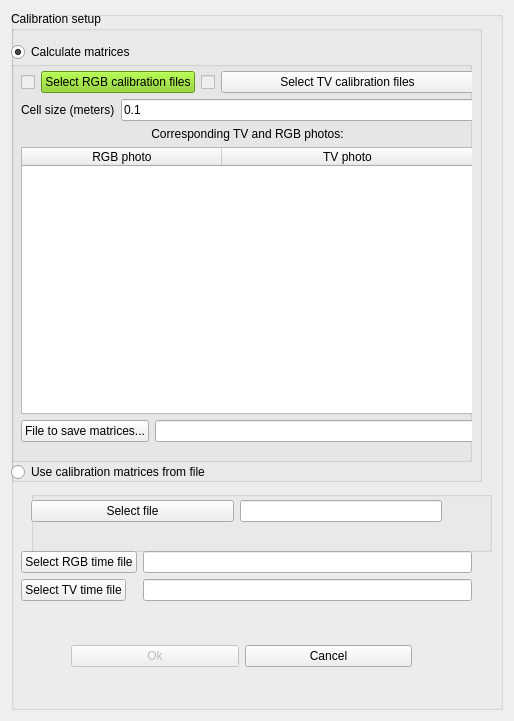
Qt form qt/dialog.ui (Aspirisha/Thermal_vision) before a commit.
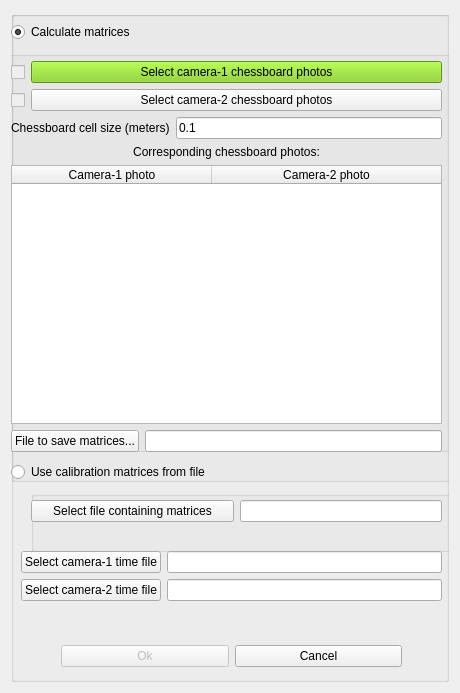
The same form after that commit.

Commit message: better terminology

```diff
--- a/qt/dialog.ui
+++ b/qt/dialog.ui
@@ -6,8 +6,8 @@
    <rect>
     <x>0</x>
     <y>0</y>
-    <width>514</width>
-    <height>721</height>
+    <width>460</width>
+    <height>693</height>
    </rect>
   </property>
   <property name="sizePolicy">
@@ -31,7 +31,7 @@
      <widget class="QWidget" name="horizontalLayoutWidget_2">
       <property name="geometry">
        <rect>
-        <x>60</x>
+        <x>50</x>
         <y>620</y>
         <width>341</width>
         <height>51</height>
@@ -82,13 +82,13 @@
        </size>
       </property>
       <property name="title">
-       <string>Calibration setup</string>
+       <string/>
       </property>
       <widget class="QRadioButton" name="radio_calculate_matrices">
        <property name="geometry">
         <rect>
          <x>0</x>
-         <y>30</y>
+         <y>10</y>
          <width>181</width>
          <height>22</height>
         </rect>
@@ -117,7 +117,7 @@
        <property name="geometry">
         <rect>
          <x>-20</x>
-         <y>50</y>
+         <y>40</y>
          <width>481</width>
          <height>401</height>
         </rect>
@@ -128,16 +128,19 @@
        <widget class="QWidget" name="verticalLayoutWidget">
         <property name="geometry">
          <rect>
-          <x>30</x>
+          <x>20</x>
           <y>10</y>
-          <width>453</width>
-          <height>371</height>
+          <width>431</width>
+          <height>391</height>
          </rect>
         </property>
         <layout class="QVBoxLayout" name="calculate_matrices_opt_layout">
          <item>
-          <layout class="QHBoxLayout" name="horizontalLayout8" stretch="0,1,0,3">
-           <item>
+          <layout class="QHBoxLayout" name="horizontalLayout8" stretch=""/>
+         </item>
+         <item>
+          <layout class="QFormLayout" name="formLayout_6">
+           <item row="0" column="0">
             <widget class="QCheckBox" name="rgb_photos_ok_checkbox">
              <property name="enabled">
               <bool>false</bool>
@@ -162,7 +165,7 @@
              </property>
             </widget>
            </item>
-           <item>
+           <item row="0" column="1">
             <widget class="QPushButton" name="rgb_calibration_files_button">
              <property name="palette">
               <palette>
@@ -580,11 +583,11 @@
               </palette>
              </property>
              <property name="text">
-              <string>Select RGB calibration files</string>
+              <string>Select camera-1 chessboard photos</string>
              </property>
             </widget>
            </item>
-           <item>
+           <item row="1" column="0">
             <widget class="QCheckBox" name="tv_photos_ok_checkbox">
              <property name="enabled">
               <bool>false</bool>
@@ -609,10 +612,10 @@
              </property>
             </widget>
            </item>
-           <item>
+           <item row="1" column="1">
             <widget class="QPushButton" name="tv_calibration_files_button">
              <property name="text">
-              <string>Select TV calibration files</string>
+              <string>Select camera-2 chessboard photos</string>
              </property>
             </widget>
            </item>
@@ -620,10 +623,13 @@
          </item>
          <item>
           <layout class="QFormLayout" name="formLayout">
+           <property name="fieldGrowthPolicy">
+            <enum>QFormLayout::AllNonFixedFieldsGrow</enum>
+           </property>
            <item row="0" column="0">
             <widget class="QLabel" name="label_3">
              <property name="text">
-              <string>Cell size (meters)</string>
+              <string>Chessboard cell size (meters)</string>
              </property>
             </widget>
            </item>
@@ -639,7 +645,7 @@
          <item>
           <widget class="QLabel" name="label">
            <property name="text">
-            <string>Corresponding TV and RGB photos:</string>
+            <string>Corresponding chessboard photos:</string>
            </property>
            <property name="alignment">
             <set>Qt::AlignCenter</set>
@@ -671,12 +677,12 @@
            </attribute>
            <column>
             <property name="text">
-             <string>RGB photo</string>
+             <string>Camera-1 photo</string>
             </property>
            </column>
            <column>
             <property name="text">
-             <string>TV photo</string>
+             <string>Camera-2 photo</string>
             </property>
            </column>
           </widget>
@@ -737,7 +743,7 @@
            </sizepolicy>
           </property>
           <property name="text">
-           <string>Select file</string>
+           <string>Select file containing matrices</string>
           </property>
          </widget>
         </item>
@@ -756,7 +762,7 @@
        <rect>
         <x>10</x>
         <y>540</y>
-        <width>451</width>
+        <width>421</width>
         <height>71</height>
        </rect>
       </property>
@@ -778,14 +784,14 @@
        <item row="0" column="0">
         <widget class="QPushButton" name="rgb_time_button">
          <property name="text">
-          <string>Select RGB time file</string>
+          <string>Select camera-1 time file</string>
          </property>
         </widget>
        </item>
        <item row="1" column="0">
         <widget class="QPushButton" name="tv_time_button">
          <property name="text">
-          <string>Select TV time file</string>
+          <string>Select camera-2 time file</string>
          </property>
         </widget>
        </item>
```
Left out of the diff: 32 changed lines with no effect on the pictures.
